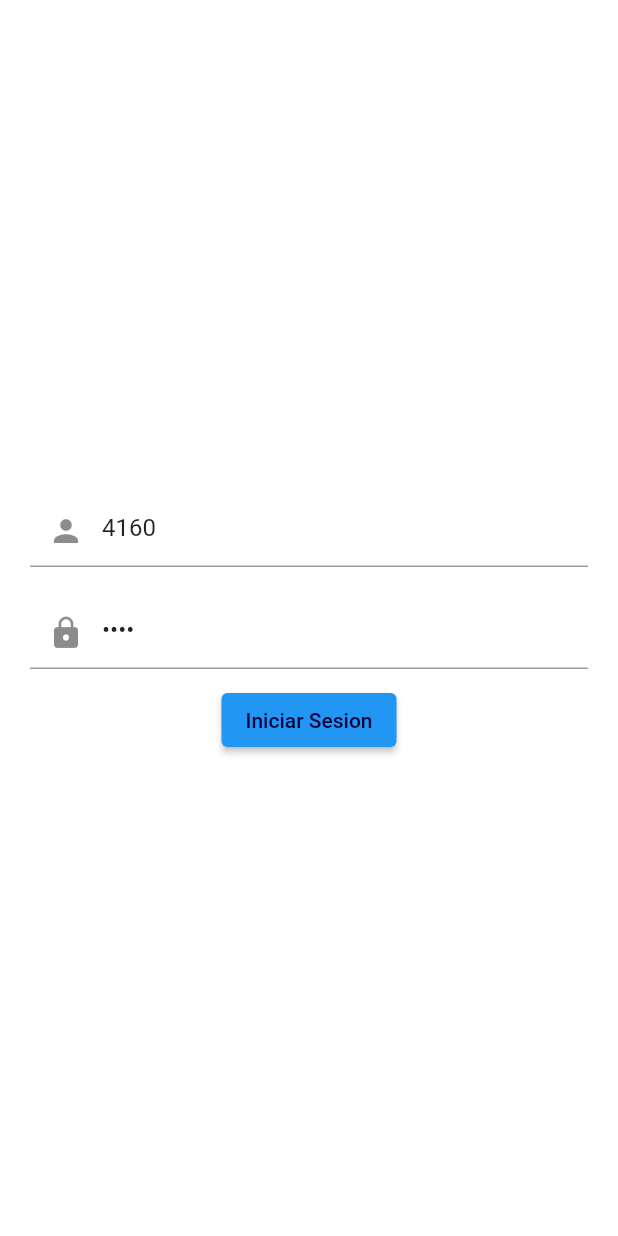
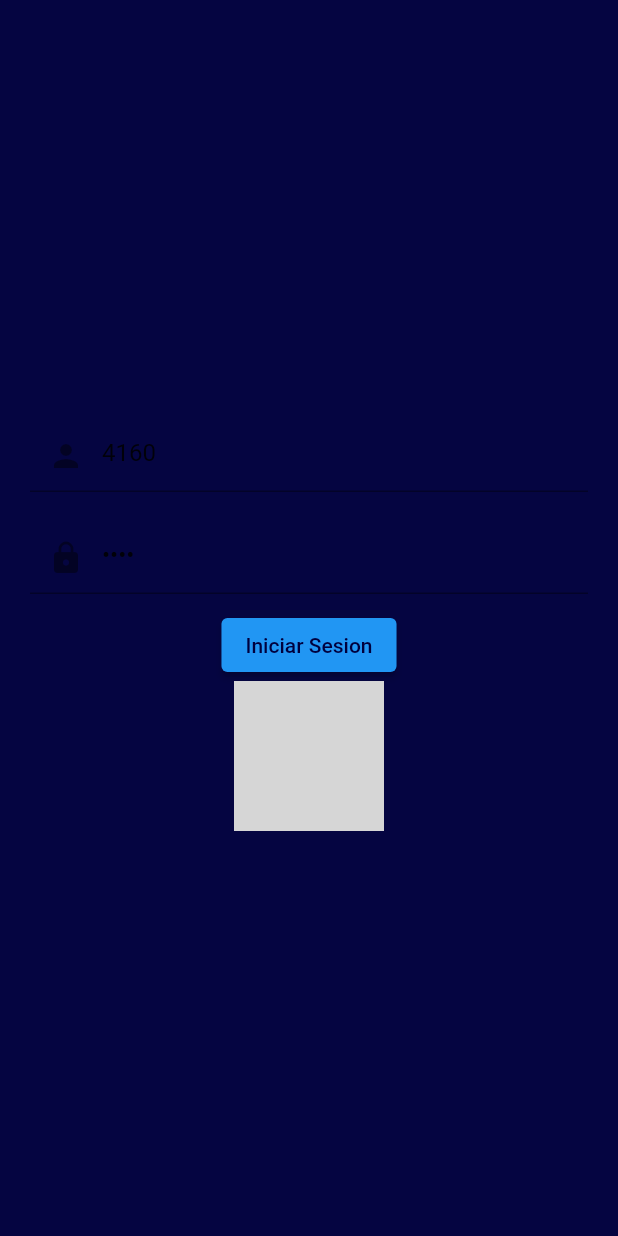
Before and after one commit to DaniCar2na/PruebaTecnica, a Flutter app: the screen it shows after launch, on a phone screen of 412 x 824 dp. Run offline on Flutter 3.47's test engine with Material 2 defaults, Android fonts, the phone set to English and light mode, and no system bars; our stand-ins replace get, sqflite; missing offline and left inert: dart:ffi; accounts and stored records are empty; grey boxes are pictures that could not be loaded.

```diff
--- a/flutter_application_1/lib/login/view/login.dart
+++ b/flutter_application_1/lib/login/view/login.dart
@@ -10,15 +10,17 @@ class LoginScreen extends StatelessWidget {
   @override
   Widget build(BuildContext context) {
     return Scaffold(
-      backgroundColor: Colors.white,
+      backgroundColor: const Color.fromARGB(250, 0, 0, 61),
       body: Center(
         child: Center(
           child: Column(
               mainAxisAlignment: MainAxisAlignment.center,
               children: <Widget>[
+                //logo(),
                 campoUsuario(),
                 campoContrasena(),
-                btnEntrar()
+                btnEntrar(),
+                logo()
               ]),
         ),
       ),
@@ -68,4 +70,17 @@ class LoginScreen extends StatelessWidget {
           viewModel.login();
         });
   }
+
+  Widget logo() {
+    return SizedBox(
+      child: Column(
+        children: [
+          Image.asset(
+            'logo.png',
+            width: 100,
+          ),
+        ],
+      ),
+    );
+  }
 }
--- a/flutter_application_1/pubspec.yaml
+++ b/flutter_application_1/pubspec.yaml
@@ -63,6 +63,7 @@ flutter:
   # To add assets to your application, add an assets section, like this:
   assets:
      - assets/DataBase.db
+     - assets/img/
 
   # An image asset can refer to one or more resolution-specific "variants", see
   # https://flutter.dev/assets-and-images/#resolution-aware
```
Also changed, not shown: flutter_application_1/lib/home/View/home.dart (+3 -4 lines), flutter_application_1/lib/home/widgets/user_item_list.dart (+7 -4 lines), flutter_application_1/assets/img/logo.png (added), flutter_application_1/pubspec.lock.
